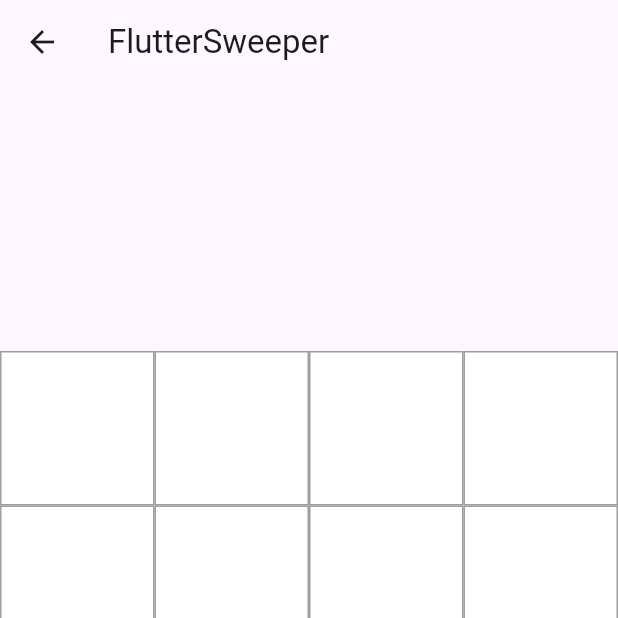
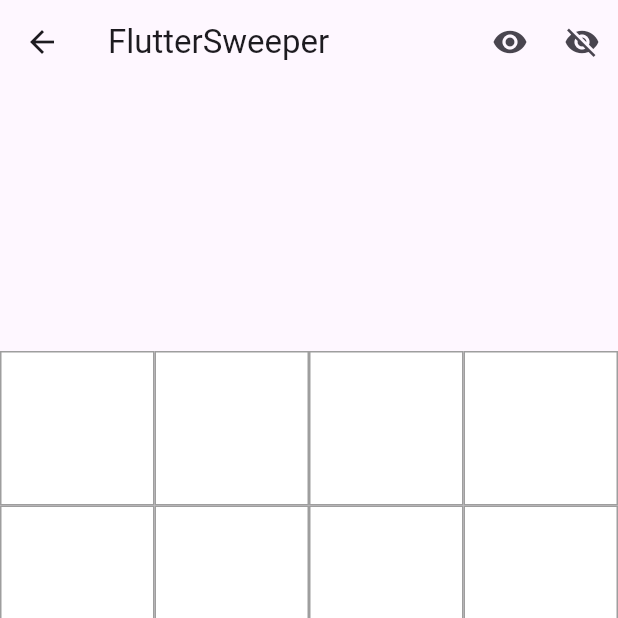
Before and after one commit to smarccc/DART_minesweeper, a Flutter app: the MinesweeperScreen screen opened directly, on a phone screen of 412 x 824 dp, the top half of it. Run offline on Flutter 3.47's test engine with Material 3 defaults, Android fonts, the phone set to English and light mode, and no system bars.

Commit message:
added reveal button

```diff
--- a/lib/main.dart
+++ b/lib/main.dart
@@ -104,6 +104,7 @@ class _MinesweeperScreenState extends State<MinesweeperScreen> {
   late List<List<bool>> revealed;
   late List<List<bool>> hasMine;
   bool gameover = false;
+  bool allRevealed = false;
 
   @override
   void initState() {
@@ -192,6 +193,28 @@ class _MinesweeperScreenState extends State<MinesweeperScreen> {
     });
   }
 
+  void revealAll() {
+    setState(() {
+      allRevealed = true;
+      for (int i = 0; i < rows; i++) {
+        for (int j = 0; j < cols; j++) {
+          revealed[i][j] = true;
+        }
+      }
+    });
+  }
+
+  void hideAll() {
+    setState(() {
+      allRevealed = false;
+      for (int i = 0; i < rows; i++) {
+        for (int j = 0; j < cols; j++) {
+          revealed[i][j] = false;
+        }
+      }
+    });
+  }
+
   Widget buildGrid() {
     return GridView.builder(
       shrinkWrap: true,
@@ -207,7 +230,11 @@ class _MinesweeperScreenState extends State<MinesweeperScreen> {
           child: Container(
             decoration: BoxDecoration(
               border: Border.all(color: Colors.grey),
-              color: revealed[row][col] ? Colors.grey[200] : Colors.white,
+              color: revealed[row][col]
+                  ? Colors.grey[200]
+                  : allRevealed
+                      ? Colors.grey[200]
+                      : Colors.white,
             ),
             child: Center(
               child: revealed[row][col]
@@ -272,6 +299,18 @@ class _MinesweeperScreenState extends State<MinesweeperScreen> {
     return Scaffold(
       appBar: AppBar(
         title: Text('FlutterSweeper'),
+        actions: <Widget>[
+          IconButton(
+            icon: Icon(Icons.visibility),
+            onPressed: revealAll,
+            tooltip: 'Reveal All',
+          ),
+          IconButton(
+            icon: Icon(Icons.visibility_off),
+            onPressed: hideAll,
+            tooltip: 'Hide All',
+          ),
+        ],
       ),
       body: Center(
         child: buildGrid(),
```
